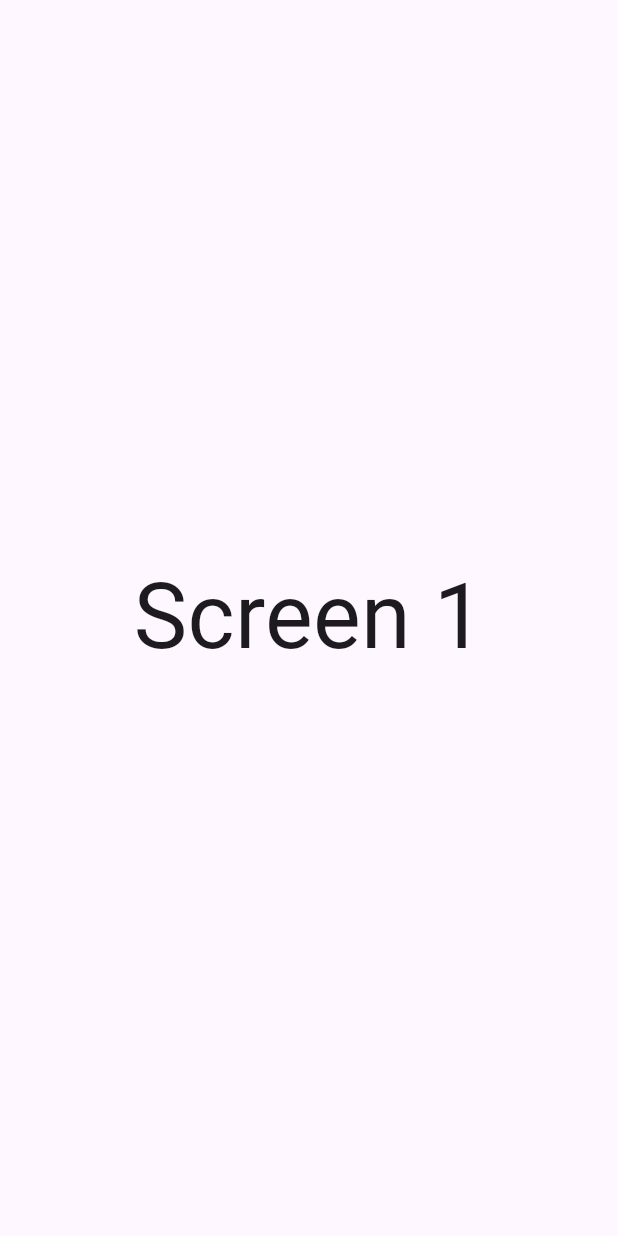
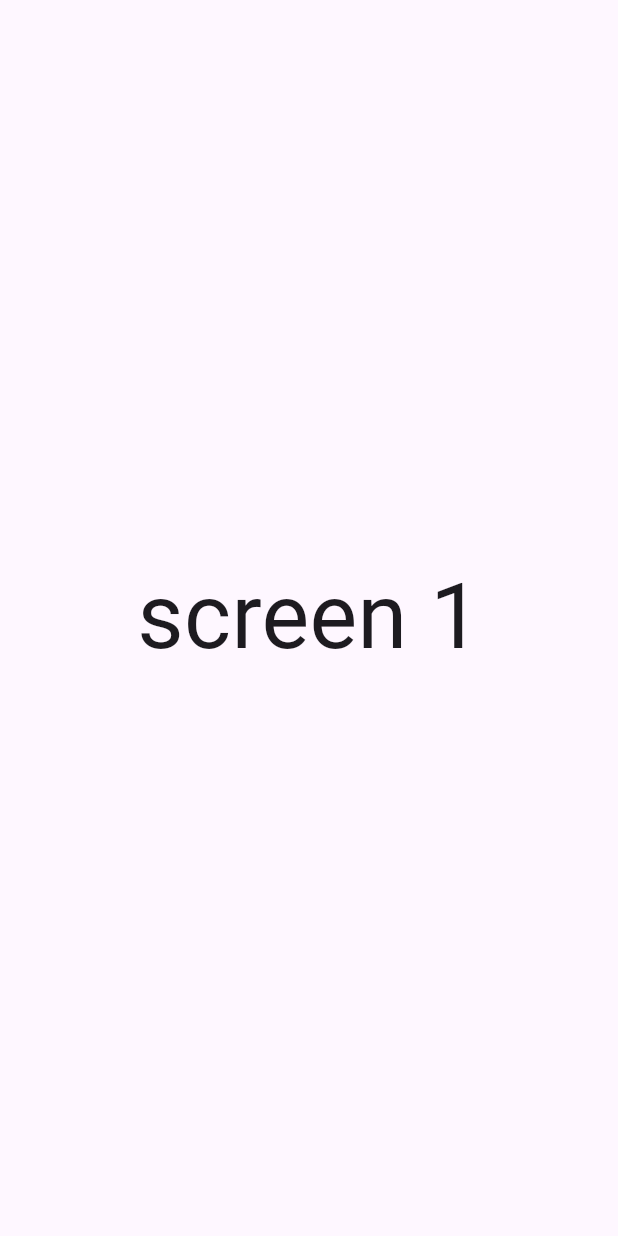
Before and after one commit to 1Shibam/learning_go_router, a Flutter app: the Screen1 screen opened by its route, on a phone screen of 412 x 824 dp. Run offline on Flutter 3.47's test engine with Material 3 defaults, Android fonts, the phone set to English and light mode, and no system bars; our stand-ins replace go_router.

Commit message:
minor changes!!

```diff
--- a/lib/router/go_router_config.dart
+++ b/lib/router/go_router_config.dart
@@ -1,13 +1,36 @@
 import 'package:go_router/go_router.dart';
 import 'package:learning_go_router/screens/screen1.dart';
 import 'package:learning_go_router/screens/screen2.dart';
+import 'package:learning_go_router/screens/screen3.dart';
+import 'package:learning_go_router/screens/screen4.dart';
+import 'package:learning_go_router/screens/screen6.dart';
+import 'package:learning_go_router/screens/splash_screen.dart';
 
 final goRouter = GoRouter(routes: [
   GoRoute(
     path: '/',
     builder: (context, state) {
-      return const Screen1();
+      return const SplashScreen();
     },
   ),
-  GoRoute(path: '/screen2', builder: (context, state) => const Screen2(),)
+  GoRoute(
+    path: '/screen1',
+    builder: (context, state) => const Screen1(),
+  ),
+  GoRoute(
+    path: '/screen2',
+    builder: (context, state) => const Screen2(),
+  ),
+  GoRoute(
+    path: '/screen3',
+    builder: (context, state) => const Screen3(),
+  ),
+  GoRoute(
+    path: '/screen4',
+    builder: (context, state) => const Screen4(),
+  ),
+  GoRoute(
+    path: '/screen6',
+    builder: (context, state) => const Screen6(),
+  ),
 ]);
--- a/lib/screens/screen1.dart
+++ b/lib/screens/screen1.dart
@@ -1,4 +1,5 @@
 import 'package:flutter/material.dart';
+
 
 class Screen1 extends StatelessWidget {
   const Screen1({super.key});
@@ -7,9 +8,15 @@ class Screen1 extends StatelessWidget {
   Widget build(BuildContext context) {
     return const Scaffold(
       body: Center(
-        child: Text(
-          'Screen 1',
-          style: TextStyle(fontSize: 60),
+        child: Column(
+          mainAxisAlignment: MainAxisAlignment.center,
+          children: [
+            Text(
+              'screen 1',
+              style: TextStyle(fontSize: 60),
+            ),
+
+          ],
         ),
       ),
     );
```
Also changed, not shown: lib/screens/splash_screen.dart (added, +15 -0 lines), 1 other file.
